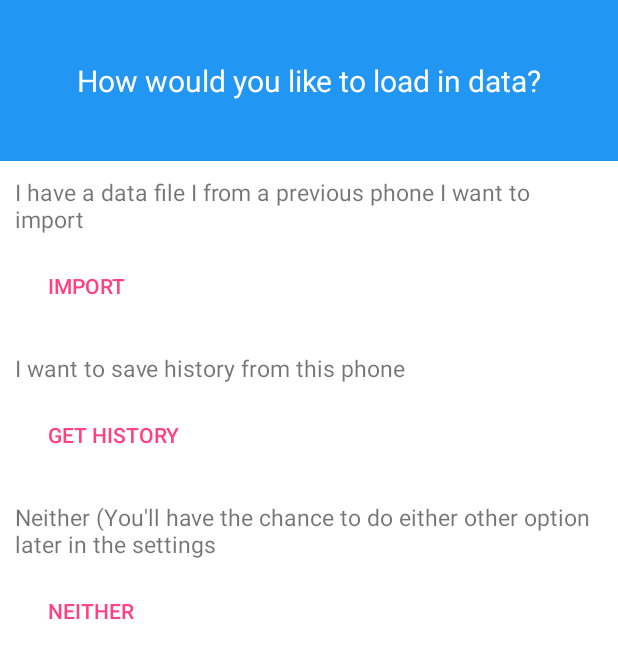
After one commit to santigallego9/Oculytics, an Android app: the layout startup_dialog.xml on its own in the app's theme, with its tools: preview values and no code run, on a phone screen of 412 x 824 dp. The commit adds this screen. Shown: the top 658 px of the screen. Run offline under Robolectric (Android 15) with nearby library versions, the phone set to English and light mode, and no system bars.

Commit message:
added new icons

```diff
--- /dev/null
+++ b/app/src/main/res/layout/startup_dialog.xml
@@ -0,0 +1,89 @@
+<?xml version="1.0" encoding="utf-8"?>
+<RelativeLayout xmlns:android="http://schemas.android.com/apk/res/android"
+    android:layout_width="fill_parent"
+    android:layout_height="wrap_content"
+    android:background="#ffffffff">
+
+    <TextView
+        android:id="@+id/guess"
+        android:layout_width="match_parent"
+        android:layout_height="wrap_content"
+        android:text="How would you like to load in data?"
+        android:textSize="20sp"
+        android:textColor="@color/white"
+        android:background="@color/colorPrimary"
+        android:padding="40sp"
+        android:gravity="center_horizontal"/>
+
+    <TextView
+        android:id="@+id/import_text"
+        android:layout_width="match_parent"
+        android:layout_height="wrap_content"
+        android:text="I have a data file I from a previous phone I want to import"
+        android:textSize="15sp"
+        android:layout_below="@+id/guess"
+        android:padding="10sp"/>
+
+    <Button
+        android:id="@+id/import_button"
+        android:textColor="@color/colorAccent"
+        android:layout_width="wrap_content"
+        android:layout_height="wrap_content"
+        android:text="Import"
+        android:layout_gravity="right"
+        android:gravity="start|center"
+        android:layout_marginBottom="10sp"
+        android:layout_marginLeft="20sp"
+        style="@style/Widget.AppCompat.Button.Borderless"
+        android:layout_below="@id/import_text"
+        android:layout_alignLeft="@+id/import_text" />
+
+
+    <TextView
+        android:id="@+id/phone_history_text"
+        android:layout_width="match_parent"
+        android:layout_height="wrap_content"
+        android:text="I want to save history from this phone"
+        android:textSize="15sp"
+        android:layout_below="@+id/import_button"
+        android:padding="10sp"/>
+
+    <Button
+        android:id="@+id/history_button"
+        android:textColor="@color/colorAccent"
+        android:layout_width="wrap_content"
+        android:layout_height="wrap_content"
+        android:text="Get History"
+        android:layout_gravity="right"
+        android:gravity="start|center"
+        android:layout_marginBottom="10sp"
+        android:layout_marginLeft="20sp"
+        style="@style/Widget.AppCompat.Button.Borderless"
+        android:layout_below="@id/phone_history_text"
+        android:layout_alignLeft="@+id/import_text" />
+
+    <TextView
+        android:id="@+id/neither_text"
+        android:layout_width="match_parent"
+        android:layout_height="wrap_content"
+        android:text="Neither (You'll have the chance to do either other option later in the settings"
+        android:textSize="15sp"
+        android:layout_below="@+id/history_button"
+        android:padding="10sp"/>
+
+    <Button
+        android:id="@+id/neither_button"
+        android:textColor="@color/colorAccent"
+        android:layout_width="wrap_content"
+        android:layout_height="wrap_content"
+        android:text="Neither"
+        android:gravity="start|center"
+        android:layout_gravity="right"
+        android:layout_marginBottom="10sp"
+        android:layout_marginLeft="20sp"
+        style="@style/Widget.AppCompat.Button.Borderless"
+        android:layout_below="@id/neither_text"
+        android:layout_alignLeft="@+id/neither_text" />
+
+
+</RelativeLayout>
--- a/app/src/main/res/menu/menu_main_activity.xml
+++ b/app/src/main/res/menu/menu_main_activity.xml
@@ -2,6 +2,12 @@
 <menu xmlns:android="http://schemas.android.com/apk/res/android"
     xmlns:app="http://schemas.android.com/apk/res-auto">
     <!-- "Mark Favorite", should appear as action button if possible -->
+
+    <item
+        android:id="@+id/action_delete"
+        android:icon="@drawable/ic_delete_sweep_white_24dp"
+        android:title="Delete All"
+        app:showAsAction="ifRoom"/>
 
     <item
         android:id="@+id/action_download"
```
Also changed, not shown: app/src/main/res/layout/done_dialog.xml (added, +44 -0 lines), app/src/main/res/layout/loading_dialog.xml (added, +42 -0 lines), app/src/main/res/drawable-hdpi/ic_delete_sweep_white_24dp.png (added), app/src/main/res/drawable-mdpi/ic_delete_sweep_white_24dp.png (added), app/src/main/res/drawable-xhdpi/ic_delete_sweep_white_24dp.png (added), app/src/main/res/drawable-xxhdpi/ic_delete_sweep_white_24dp.png (added), app/src/main/res/drawable-xxxhdpi/ic_delete_sweep_white_24dp.png (added).
